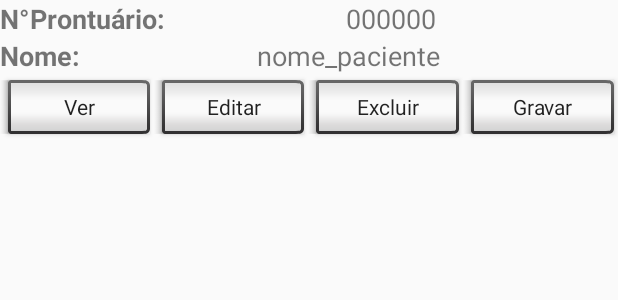
After one commit to PbSPFC/epps, an Android app: the layout list_listar_prontuarios.xml on its own in the app's theme, with its tools: preview values and no code run, on a phone screen of 412 x 824 dp. The commit adds this screen. Shown: the top 300 px of the screen. Run offline under Robolectric (Android 15) with nearby library versions, the phone set to English and light mode, and no system bars.

Commit message:
Listagem dos prontuários completa apenas o usuário que cadastrou o prontuario terá acesso a ele

```diff
--- /dev/null
+++ b/app/src/main/res/layout/list_listar_prontuarios.xml
@@ -0,0 +1,97 @@
+<?xml version="1.0" encoding="utf-8"?>
+<LinearLayout xmlns:android="http://schemas.android.com/apk/res/android"
+    xmlns:tools="http://schemas.android.com/tools"
+    android:orientation="vertical" android:layout_width="match_parent"
+    android:elevation="0dp"
+    android:layout_height="wrap_content">
+
+    <LinearLayout
+        android:orientation="horizontal"
+        android:layout_width="match_parent"
+        android:layout_height="wrap_content">
+
+        <TextView
+            android:text="N°Prontuário:"
+            android:layout_width="wrap_content"
+            android:layout_height="wrap_content"
+            android:id="@+id/textView12"
+            android:layout_weight="1"
+            android:textStyle="normal|bold"
+            android:textSize="18sp" />
+
+        <TextView
+            android:text="000000"
+            android:layout_width="wrap_content"
+            android:layout_height="wrap_content"
+            android:id="@+id/tv_lista_num_prontuario"
+            android:layout_weight="1"
+            android:textSize="18sp" />
+    </LinearLayout>
+
+    <LinearLayout
+        android:orientation="horizontal"
+        android:layout_width="match_parent"
+        android:layout_height="wrap_content">
+
+        <TextView
+            android:text="Nome:"
+            android:layout_width="wrap_content"
+            android:layout_height="wrap_content"
+            android:id="@+id/textView2"
+            android:layout_weight="1"
+            android:textStyle="normal|bold"
+            android:textSize="18sp" />
+
+        <TextView
+            android:text="nome_paciente"
+            android:layout_width="wrap_content"
+            android:layout_height="wrap_content"
+            android:id="@+id/tv_lista_paciente"
+            android:layout_weight="1"
+            android:textSize="18sp" />
+
+    </LinearLayout>
+
+    <LinearLayout
+        android:orientation="horizontal"
+        android:layout_width="match_parent"
+        android:layout_height="match_parent">
+
+        <Button
+            android:text="Ver"
+            android:layout_width="wrap_content"
+            android:layout_height="wrap_content"
+            android:id="@+id/bt_lista_ver"
+            android:layout_weight="1"
+            android:textAppearance="@style/TextAppearance.AppCompat"
+            style="@android:style/Widget.Material.Light.Button.Inset" />
+
+        <Button
+            android:text="Editar"
+            android:layout_width="wrap_content"
+            android:layout_height="wrap_content"
+            android:id="@+id/bt_lista_editar"
+            android:layout_weight="1"
+            android:textAppearance="@style/TextAppearance.AppCompat"
+            style="@android:style/Widget.Material.Light.Button.Inset" />
+
+        <Button
+            android:text="Excluir"
+            android:layout_width="wrap_content"
+            android:layout_height="wrap_content"
+            android:id="@+id/bt_lista_excluir"
+            android:layout_weight="1"
+            android:textAppearance="@style/TextAppearance.AppCompat"
+            style="@android:style/Widget.Material.Light.Button.Inset" />
+
+        <Button
+            android:text="Gravar"
+            android:layout_width="wrap_content"
+            android:layout_height="wrap_content"
+            android:id="@+id/bt_lista_gerar_txt"
+            android:layout_weight="1"
+            android:textAppearance="@style/TextAppearance.AppCompat"
+            style="@android:style/Widget.Material.Light.Button.Inset" />
+    </LinearLayout>
+
+</LinearLayout>
--- a/app/src/main/res/values/colors.xml
+++ b/app/src/main/res/values/colors.xml
@@ -1,6 +1,6 @@
 <?xml version="1.0" encoding="utf-8"?>
 <resources>
-    <color name="colorPrimary">#3F51B5</color>
+    <color name="colorPrimary">#3f51b5</color>
     <color name="colorPrimaryDark">#303F9F</color>
     <color name="colorAccent">#FF4081</color>
 </resources>
```
Also changed, not shown: app/src/main/java/br/uninove/primeiraconsulta/activity/menu/MenuActivity.java (+7 -0 lines), app/src/main/java/br/uninove/primeiraconsulta/activity/prontuario/Adapter/ProntuarioListAdapter.java (added, +78 -0 lines), app/src/main/java/br/uninove/primeiraconsulta/activity/prontuario/ListarProntuariosActivity.java (+43 -0 lines), app/src/main/java/br/uninove/primeiraconsulta/dao/ProntuarioDao.java (+37 -0 lines), app/src/main/java/br/uninove/primeiraconsulta/util/CheckListaProntuario.java (added, +29 -0 lines), app/src/main/res/layout/activity_listar_prontuarios.xml (added, +30 -0 lines), app/src/main/res/layout/fragment_primeira_consulta.xml (+8 -3 lines).
